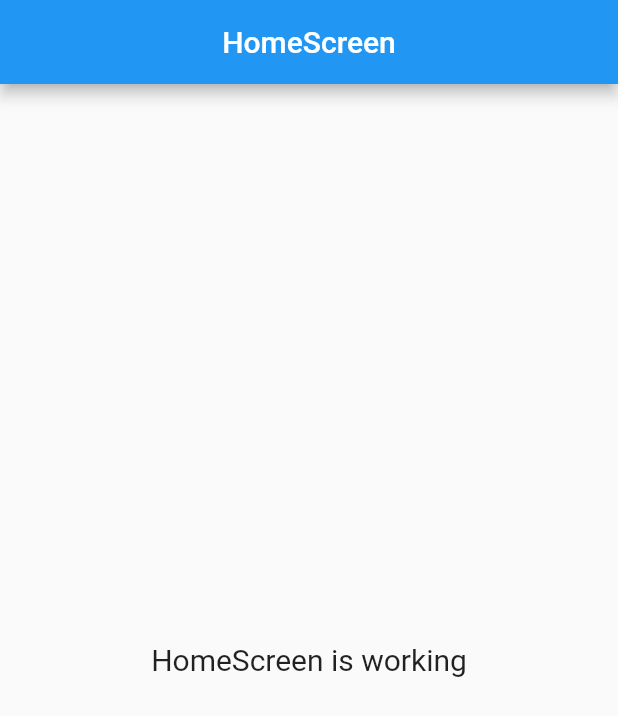
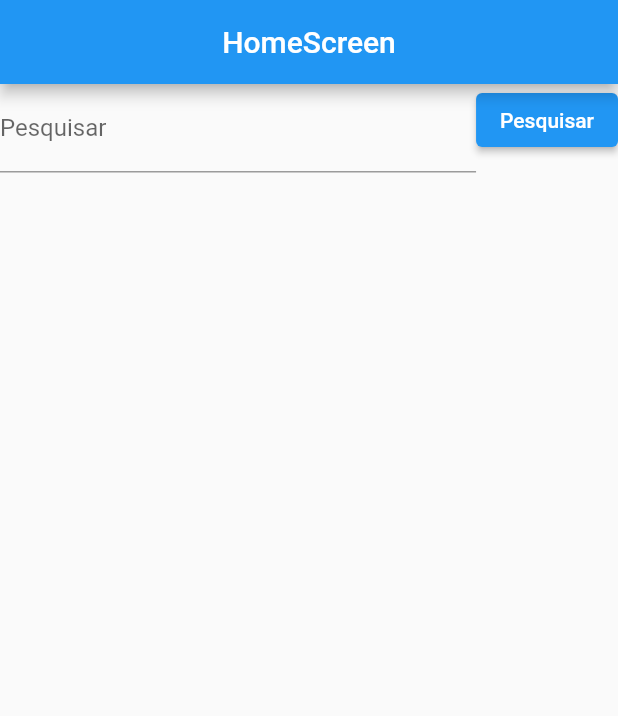
Before and after one commit to grilocolportor/searchDemo, a Flutter app: the screen it shows after launch, on a phone screen of 412 x 824 dp. Shown: the top 716 px of the screen. Run offline on Flutter 3.47's test engine with Material 2 defaults, Android fonts, the phone set to English and light mode, and no system bars; our stand-ins replace dio, either_dart, get.

```diff
--- a/lib/external/api_search.dart
+++ b/lib/external/api_search.dart
@@ -1,10 +1,10 @@
 import 'package:dio/dio.dart';
 
 class ApiSearch {
-  static Future searchWikipedia() async {
+  static Future<Response> searchWikipedia({required String pathApi}) async {
     var dio = Dio();
-    final response = await dio
-        .get('api.php?action=query&list=search&srwhat=text&srsearch=meaning');
+    Response response = await dio
+        .get(pathApi);
     return response;
   }
 }
--- a/lib/presentation/home/controllers/home.controller.dart
+++ b/lib/presentation/home/controllers/home.controller.dart
@@ -1,10 +1,32 @@
+import 'package:flutter/widgets.dart';
 import 'package:get/get.dart';
+import 'package:search_demo/data/home/home_network.dart';
 
 class HomeController extends GetxController {
+  final error = ''.obs;
+  final list = [].obs;
 
-  final count = 0.obs;
+  final stopProgress = false.obs;
+
+  late TextEditingController search;
+
+  @override
+  void onInit() {
+    search = TextEditingController();
+  }
 
   @override
   void onClose() {}
-  void increment() => count.value++;
+
+  Future searchWikepedia() async {
+    stopProgress.value = !stopProgress.value;
+    list.value.clear();
+    var result = await HomeNetwork.searchWipedia(keyword: search.text);
+    if (result.isRight) {
+      list.addAll(result.right);
+    } else {
+      error.value = 'Ops! Houve um error';
+    }
+    stopProgress.value = !stopProgress.value;
+  }
 }
--- a/lib/presentation/home/home.screen.dart
+++ b/lib/presentation/home/home.screen.dart
@@ -6,6 +6,7 @@ import 'package:search_demo/infrastructure/navigation/routes.dart';
 import 'controllers/home.controller.dart';
 
 class HomeScreen extends GetView<HomeController> {
+  final _homeController = Get.find<HomeController>();
   @override
   Widget build(BuildContext context) {
     return Scaffold(
@@ -13,14 +14,43 @@ class HomeScreen extends GetView<HomeController> {
         title: Text('HomeScreen'),
         centerTitle: true,
       ),
-      body: Center(
-        child: InkWell(
-          onTap: () => Get.toNamed(Routes.RESULT_PAGE),
-          child: Text(
-            'HomeScreen is working',
-            style: TextStyle(fontSize: 20),
+      body: Column(
+        mainAxisAlignment: MainAxisAlignment.start,
+        children: [
+          Row(
+            crossAxisAlignment: CrossAxisAlignment.start,
+            children: [
+              Expanded(
+                child: TextField(
+                  controller: _homeController.search,
+                  autofocus: false,
+                  decoration: InputDecoration(
+                    labelText: 'Pesquisar',
+                  ),
+                ),
+              ),
+              ElevatedButton(
+                  onPressed: () => _homeController.searchWikepedia(),
+                  child: Text('Pesquisar'))
+            ],
           ),
-        ),
+          Obx(
+            () => Expanded(
+                child: ListView.builder(
+                    itemCount: _homeController.list.value.length,
+                    itemBuilder: (context, i) {
+                      if (_homeController.list.value.isEmpty) {
+                        return Text('Não há dados');
+                      } else {
+                        return ListTile(
+                          title: Text( _homeController.list.value[i]['title']),
+                          subtitle:  Text(_homeController.list.value[i]['snippet']),
+
+                        );
+                      }
+                    })),
+          ),
+        ],
       ),
     );
   }
--- a/pubspec.yaml
+++ b/pubspec.yaml
@@ -11,6 +11,7 @@ dependencies:
   dio: ^4.0.6
   flutter:
     sdk: flutter
+  either_dart: ^0.1.4
 
 dev_dependencies:
   flutter_lints: ^1.0.0
```
Also changed, not shown: lib/data/home/home_network.dart (added, +22 -0 lines), pubspec.lock.
